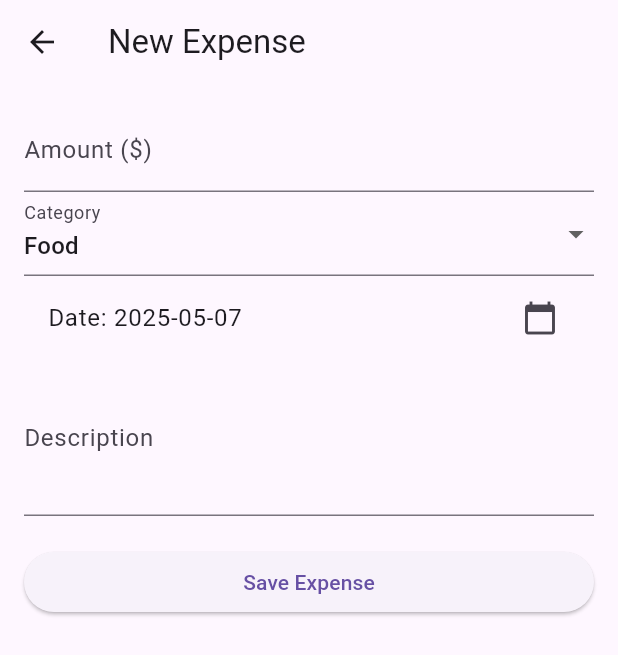
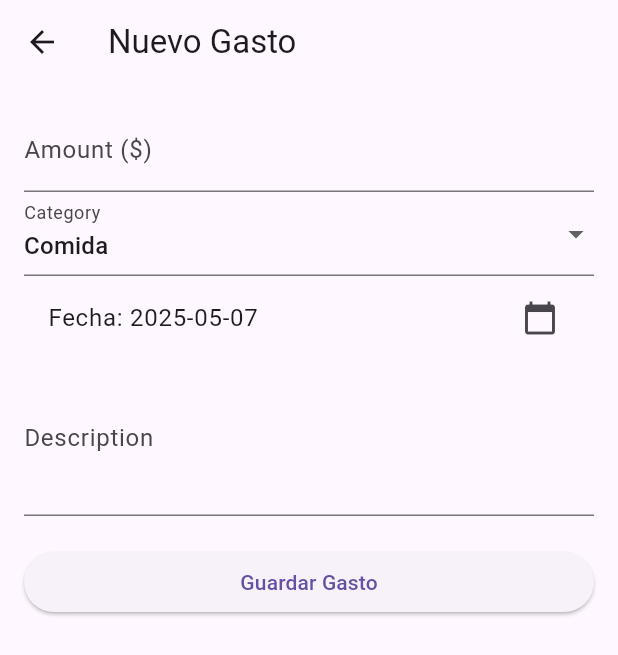
Before and after one commit to JulianOrdonez/finscan_1, a Flutter app: the ExpenseFormScreen screen opened directly, on a phone screen of 412 x 824 dp. Shown: the top 655 px of the screen. Run offline on Flutter 3.47's test engine with Material 3 defaults, Android fonts, the phone set to English and light mode, and no system bars; our stand-ins replace fl_chart, sqflite; accounts and stored records are empty.

Commit message:
Tus cambios

```diff
--- a/lib/main.dart
+++ b/lib/main.dart
@@ -29,7 +29,7 @@ class MyApp extends StatelessWidget {
       builder: (context, themeProvider, child) {
         return MaterialApp(
           debugShowCheckedModeBanner: false,
-          title: 'Expense Tracker',
+          title: 'Seguimiento de Gastos',
           theme: themeProvider.currentTheme,
           initialRoute: '/',
           routes: {
--- a/lib/screens/categorized_expense_screen.dart
+++ b/lib/screens/categorized_expense_screen.dart
@@ -53,7 +53,7 @@ class _CategorizedExpenseScreenState extends State<CategorizedExpenseScreen> {
     return Scaffold(
       appBar: AppBar(
         title: Text(
-          'Categorized Expenses',
+ 'Gastos categorizados',
           style: TextStyle(color: themeProvider.currentTheme.textTheme.bodyMedium?.color),
         ),
         backgroundColor: themeProvider.currentTheme.appBarTheme.backgroundColor,
@@ -76,7 +76,7 @@ class _CategorizedExpenseScreenState extends State<CategorizedExpenseScreen> {
     if (_categorizedExpenses.isEmpty) {
       return Center(
         child: Text(
-          'No expenses yet.',
+ 'Aún no hay gastos.',
           style: TextStyle(fontSize: 18),
         ),
       );
--- a/lib/screens/expense_form_screen.dart
+++ b/lib/screens/expense_form_screen.dart
@@ -15,13 +15,13 @@ class _ExpenseFormScreenState extends State<ExpenseFormScreen> {
   final _formKey = GlobalKey<FormState>();
   final _amountController = TextEditingController();
   final _descriptionController = TextEditingController();
-  String _selectedCategory = 'Food'; // Default category
+  String _selectedCategory = 'Comida'; // Default category
   DateTime _selectedDate = DateTime.now();
 
   List<String> _categories = [
-    'Food',
-    'Transportation',
-    'Entertainment',
+    'Comida',
+    'Transporte',
+    'Entretenimiento',
     'Utilities',
     'Shopping',
     'Other',
@@ -50,7 +50,7 @@ class _ExpenseFormScreenState extends State<ExpenseFormScreen> {
       if (userId == null) {
         // Handle case where user is not logged in
         ScaffoldMessenger.of(context).showSnackBar(
-          const SnackBar(content: Text('User not logged in')),
+          const SnackBar(content: Text('Usuario no ha iniciado sesión')),
         );
         return;
       }
@@ -69,7 +69,7 @@ class _ExpenseFormScreenState extends State<ExpenseFormScreen> {
         Navigator.pop(context); // Go back to the expense list
       } else {
         ScaffoldMessenger.of(context).showSnackBar(
-          const SnackBar(content: Text('Failed to save expense')),
+          const SnackBar(content: Text('Error al guardar el gasto')),
         );
       }
     }
@@ -80,7 +80,7 @@ class _ExpenseFormScreenState extends State<ExpenseFormScreen> {
     final currencyProvider = Provider.of<CurrencyProvider>(context);
     return Scaffold(
       appBar: AppBar(
-        title: Text('New Expense'),
+        title: Text('Nuevo Gasto'),
       ),
       body: Padding(
         padding: const EdgeInsets.all(16.0),
@@ -93,14 +93,14 @@ class _ExpenseFormScreenState extends State<ExpenseFormScreen> {
                 keyboardType: TextInputType.numberWithOptions(decimal: true),
                 decoration: InputDecoration(
                   labelText: 'Amount (${currencyProvider.currency})',
-                  prefixText: '${currencyProvider.currency} ',
+                  prefixText: '${currencyProvider.currency}',
                 ),
                 validator: (value) {
                   if (value == null || value.isEmpty) {
-                    return 'Please enter an amount';
+                    return 'Por favor, introduce una cantidad';
                   }
                   if (double.tryParse(value) == null) {
-                    return 'Please enter a valid number';
+                    return 'Por favor, introduce un número válido';
                   }
                   return null;
                 },
@@ -108,7 +108,7 @@ class _ExpenseFormScreenState extends State<ExpenseFormScreen> {
               DropdownButtonFormField<String>(
                 value: _selectedCategory,
                 decoration: InputDecoration(labelText: 'Category'),
-                items: _categories.map((String category) {
+                items: _categories.map<DropdownMenuItem<String>>((String category) {
                   return DropdownMenuItem<String>(
                     value: category,
                     child: Text(category),
@@ -121,7 +121,7 @@ class _ExpenseFormScreenState extends State<ExpenseFormScreen> {
                 },
               ),
               ListTile(
-                title: Text('Date: ${DateFormat('yyyy-MM-dd').format(_selectedDate)}'),
+                title: Text('Fecha: ${DateFormat('yyyy-MM-dd').format(_selectedDate)}'),
                 trailing: Icon(Icons.calendar_today),
                 onTap: () => _selectDate(context),
               ),
@@ -130,7 +130,7 @@ class _ExpenseFormScreenState extends State<ExpenseFormScreen> {
                 maxLines: 3,
                 decoration: InputDecoration(labelText: 'Description'),
                 validator: (value) {
-                  if (value == null || value.isEmpty) {
+ if (value == null || value.isEmpty) {
                     return 'Please enter a description';
                   }
                   return null;
@@ -139,7 +139,7 @@ class _ExpenseFormScreenState extends State<ExpenseFormScreen> {
               SizedBox(height: 20),
               ElevatedButton(
                 onPressed: _submitForm,
-                child: Text('Save Expense'),
+                child: Text('Guardar Gasto'),
               ),
             ],
           ),
```
Also changed, not shown: lib/screens/expense_list_screen.dart (+3 -4 lines), lib/screens/expense_stats_screen.dart (+6 -6 lines), lib/screens/home_page.dart (+9 -9 lines), lib/screens/login_screen.dart (+12 -11 lines), lib/screens/settings_screen.dart (+5 -15 lines).
